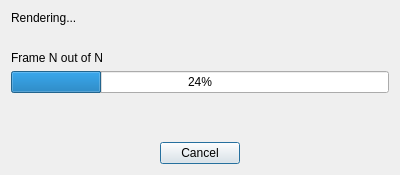
This is Nuclex.FrameFixer.Native/UserInterface/RenderProgressDialog.ui in nuclex-video-tools/Nuclex.FrameFixer.Native as Qt 5 draws it before an edit. The edited form follows.
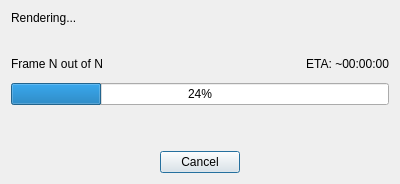
This is the edited form.

Commit message: Progress dialog is working now; limiting by output range didn't consider the 'InsertInterpolatedAfter' option, now it does

Diff of the .ui file:
```diff
--- a/Nuclex.FrameFixer.Native/UserInterface/RenderProgressDialog.ui
+++ b/Nuclex.FrameFixer.Native/UserInterface/RenderProgressDialog.ui
@@ -7,60 +7,14 @@
     <x>0</x>
     <y>0</y>
     <width>400</width>
-    <height>175</height>
+    <height>184</height>
    </rect>
   </property>
   <property name="windowTitle">
    <string>Dialog</string>
   </property>
   <layout class="QGridLayout" name="gridLayout">
-   <item row="4" column="1">
-    <spacer name="verticalSpacer">
-     <property name="orientation">
-      <enum>Qt::Vertical</enum>
-     </property>
-     <property name="sizeHint" stdset="0">
-      <size>
-       <width>20</width>
-       <height>40</height>
-      </size>
-     </property>
-    </spacer>
-   </item>
-   <item row="5" column="1">
-    <widget class="QPushButton" name="cancelButton">
-     <property name="text">
-      <string>Cancel</string>
-     </property>
-    </widget>
-   </item>
-   <item row="5" column="0">
-    <spacer name="horizontalSpacer">
-     <property name="orientation">
-      <enum>Qt::Horizontal</enum>
-     </property>
-     <property name="sizeHint" stdset="0">
-      <size>
-       <width>40</width>
-       <height>20</height>
-      </size>
-     </property>
-    </spacer>
-   </item>
-   <item row="5" column="2">
-    <spacer name="horizontalSpacer_2">
-     <property name="orientation">
-      <enum>Qt::Horizontal</enum>
-     </property>
-     <property name="sizeHint" stdset="0">
-      <size>
-       <width>40</width>
-       <height>20</height>
-      </size>
-     </property>
-    </spacer>
-   </item>
-   <item row="1" column="0" colspan="3">
+   <item row="1" column="0" colspan="4">
     <spacer name="verticalSpacer_2">
      <property name="orientation">
       <enum>Qt::Vertical</enum>
@@ -76,27 +30,83 @@
      </property>
     </spacer>
    </item>
-   <item row="2" column="0" colspan="3">
-    <widget class="QLabel" name="currentFrameLabel">
-     <property name="text">
-      <string>Frame N out of N</string>
+   <item row="7" column="0">
+    <spacer name="horizontalSpacer">
+     <property name="orientation">
+      <enum>Qt::Horizontal</enum>
      </property>
-    </widget>
-   </item>
-   <item row="0" column="0" colspan="3">
-    <widget class="QLabel" name="renderingLabel">
-     <property name="text">
-      <string>Rendering...</string>
+     <property name="sizeHint" stdset="0">
+      <size>
+       <width>40</width>
+       <height>20</height>
+      </size>
      </property>
-    </widget>
+    </spacer>
    </item>
-   <item row="3" column="0" colspan="3">
+   <item row="5" column="0" colspan="4">
     <widget class="QProgressBar" name="progressBar">
      <property name="value">
       <number>24</number>
      </property>
     </widget>
    </item>
+   <item row="7" column="3">
+    <spacer name="horizontalSpacer_2">
+     <property name="orientation">
+      <enum>Qt::Horizontal</enum>
+     </property>
+     <property name="sizeHint" stdset="0">
+      <size>
+       <width>40</width>
+       <height>20</height>
+      </size>
+     </property>
+    </spacer>
+   </item>
+   <item row="7" column="1" colspan="2">
+    <widget class="QPushButton" name="cancelButton">
+     <property name="text">
+      <string>Cancel</string>
+     </property>
+    </widget>
+   </item>
+   <item row="0" column="0" colspan="4">
+    <widget class="QLabel" name="renderingLabel">
+     <property name="text">
+      <string>Rendering...</string>
+     </property>
+    </widget>
+   </item>
+   <item row="2" column="0" rowspan="3" colspan="2">
+    <widget class="QLabel" name="currentFrameLabel">
+     <property name="text">
+      <string>Frame N out of N</string>
+     </property>
+    </widget>
+   </item>
+   <item row="3" column="2" colspan="2">
+    <widget class="QLabel" name="etaLabel">
+     <property name="text">
+      <string>ETA: ~00:00:00</string>
+     </property>
+     <property name="alignment">
+      <set>Qt::AlignRight|Qt::AlignTrailing|Qt::AlignVCenter</set>
+     </property>
+    </widget>
+   </item>
+   <item row="6" column="0" colspan="4">
+    <spacer name="verticalSpacer">
+     <property name="orientation">
+      <enum>Qt::Vertical</enum>
+     </property>
+     <property name="sizeHint" stdset="0">
+      <size>
+       <width>20</width>
+       <height>40</height>
+      </size>
+     </property>
+    </spacer>
+   </item>
   </layout>
  </widget>
  <resources/>
```
The commit also changes 8 other files.
